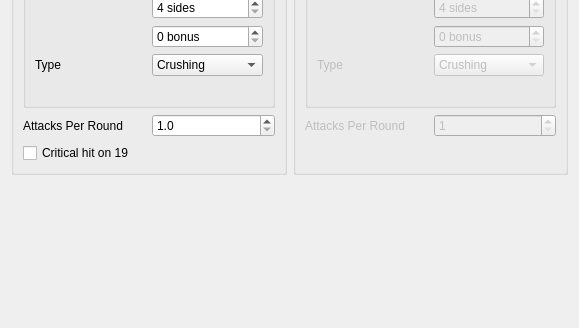
The window that damage-calculator/configuration.ui (moebiusproject/moebiustoolkit) describes before a commit, drawn with Qt 5; both pictures show x 0 to 579 and y 438 to 766 of the 579 by 766 pixel window.
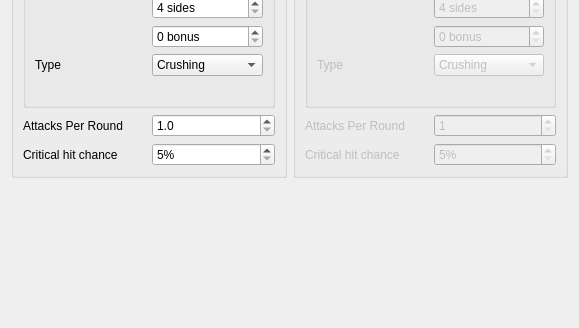
The same window after the commit.

Commit message: Support critical hits at arbitrary chances

```diff
--- a/damage-calculator/configuration.ui
+++ b/damage-calculator/configuration.ui
@@ -329,11 +329,31 @@
          </layout>
         </item>
         <item>
-         <widget class="QCheckBox" name="doubleCriticalChance">
-          <property name="text">
-           <string>Critical hit on 19</string>
-          </property>
-         </widget>
+         <layout class="QHBoxLayout" name="horizontalLayout_9">
+          <item>
+           <widget class="QLabel" name="criticalHitChance1Label">
+            <property name="text">
+             <string>Critical hit chance</string>
+            </property>
+           </widget>
+          </item>
+          <item>
+           <widget class="QSpinBox" name="criticalHitChance1">
+            <property name="suffix">
+             <string>%</string>
+            </property>
+            <property name="minimum">
+             <number>5</number>
+            </property>
+            <property name="maximum">
+             <number>100</number>
+            </property>
+            <property name="singleStep">
+             <number>5</number>
+            </property>
+           </widget>
+          </item>
+         </layout>
         </item>
        </layout>
       </widget>
@@ -548,20 +568,31 @@
          </layout>
         </item>
         <item>
-         <spacer name="spacer">
-          <property name="orientation">
-           <enum>Qt::Vertical</enum>
-          </property>
-          <property name="sizeType">
-           <enum>QSizePolicy::MinimumExpanding</enum>
-          </property>
-          <property name="sizeHint" stdset="0">
-           <size>
-            <width>20</width>
-            <height>10</height>
-           </size>
-          </property>
-         </spacer>
+         <layout class="QHBoxLayout" name="horizontalLayout_12">
+          <item>
+           <widget class="QLabel" name="criticalHitChance2Label">
+            <property name="text">
+             <string>Critical hit chance</string>
+            </property>
+           </widget>
+          </item>
+          <item>
+           <widget class="QSpinBox" name="criticalHitChance2">
+            <property name="suffix">
+             <string>%</string>
+            </property>
+            <property name="minimum">
+             <number>5</number>
+            </property>
+            <property name="maximum">
+             <number>100</number>
+            </property>
+            <property name="singleStep">
+             <number>5</number>
+            </property>
+           </widget>
+          </item>
+         </layout>
         </item>
        </layout>
       </widget>
```
The commit also changes 1 other file.
